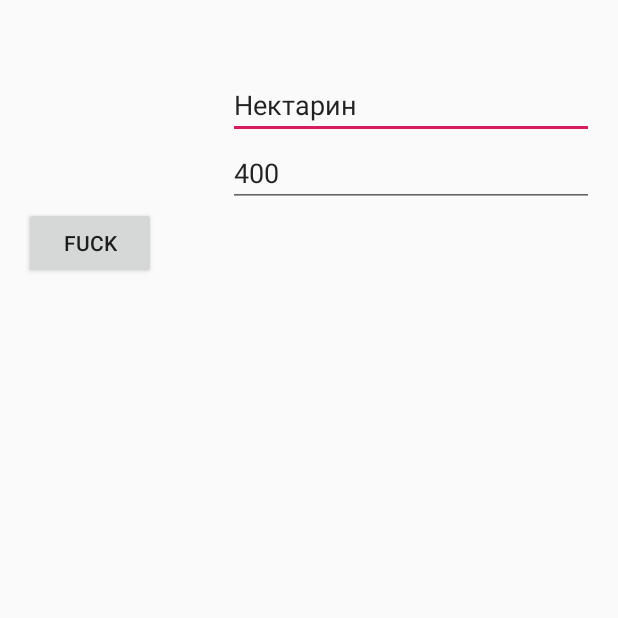
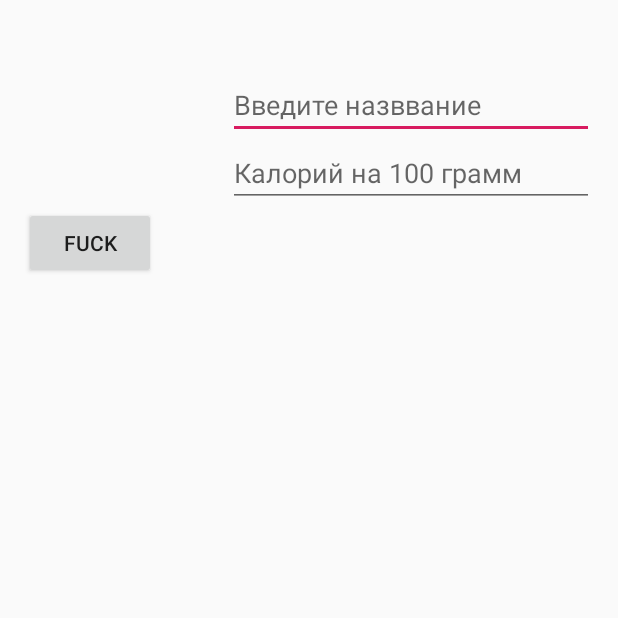
Before and after one commit to BoZliPraiseTheSun/Cheat, an Android app: the AddNewProduct screen opened directly, with no data from a screen before it, on a phone screen of 412 x 824 dp, the top half of it. Run offline under Robolectric (Android 15) with nearby library versions, the phone set to English and light mode, and no system bars; libraries missing offline, so code that uses them is left out: com.soundcloud.android.

Commit message:
Add product

```diff
--- a/app/src/main/java/com/example/cheat/ProductEat.kt
+++ b/app/src/main/java/com/example/cheat/ProductEat.kt
@@ -1,7 +1,4 @@
 package com.example.cheat
-
-import android.graphics.drawable.Drawable
-
 
 data class ProductEat(
     val imageUri: String,
--- a/app/src/main/java/com/example/cheat/UserActivity.kt
+++ b/app/src/main/java/com/example/cheat/UserActivity.kt
@@ -17,6 +17,7 @@ import android.view.View
 import android.view.ViewGroup
 import android.widget.ImageView
 import android.widget.TextView
+import androidx.core.net.toUri
 import androidx.recyclerview.widget.LinearLayoutManager
 import androidx.recyclerview.widget.RecyclerView
 import com.google.android.gms.auth.api.signin.GoogleSignIn
@@ -44,6 +45,7 @@ class UserActivity : AppCompatActivity() {
         const val SETTINGS_CAL_EAT = "calEat"
         const val SETTINGS_CAL_BURN = "calBurn"
         const val SETTINGS_LIST_EAT_PRODUCTS = "listEatProduct"
+        const val SETTINGS_LIST_PRODUCTS = "listProduct"
         const val SETTINGS_THIS_DAY = "thisDay"
         const val GOOGLE_FIT_PERMISSIONS_REQUEST_CODE = 77
         val listEat: ArrayList<ProductEat> = arrayListOf()
@@ -224,6 +226,7 @@ class UserActivity : AppCompatActivity() {
 
         class MyHolderProductsEat(itemView: View) : RecyclerView.ViewHolder(itemView) {
             fun bindItem(listProduct: ProductEat) {
+                itemView.image_product_eat.setImageURI(listProduct.imageUri.toUri())
                 itemView.name_eat_view.text = listProduct.name
                 itemView.cal_eat_view.text = listProduct.calorieEat.toString()
                 itemView.gram_eat_view.text = listProduct.gramsEat.toString()
--- a/app/src/main/res/layout/activity_add_new_product.xml
+++ b/app/src/main/res/layout/activity_add_new_product.xml
@@ -21,7 +21,9 @@
     <EditText
             android:layout_width="0dp"
             android:layout_height="wrap_content"
-            android:text="Нектарин"
+            android:inputType="textPersonName"
+            android:lines="1"
+            android:hint="Введите назввание"
             app:layout_constraintBottom_toTopOf="@id/save_calorie_content"
             app:layout_constraintStart_toStartOf="@id/save_calorie_content"
             app:layout_constraintEnd_toEndOf="@id/save_calorie_content"
@@ -30,8 +32,10 @@
     <EditText
             android:layout_width="0dp"
             android:layout_height="wrap_content"
-            android:text="400"
+            android:hint="Калорий на 100 грамм"
             android:layout_marginStart="14dp"
+            android:inputType="number"
+            android:lines="1"
             app:layout_constraintHorizontal_weight="12"
             app:layout_constraintStart_toEndOf="@+id/image_from_camera"
             app:layout_constraintEnd_toEndOf="parent"
```
Also changed, not shown: app/src/main/java/com/example/cheat/AddNewProduct.kt (+7 -2 lines), app/src/main/java/com/example/cheat/ListProductsActivity.kt (+40 -25 lines), app/src/main/java/com/example/cheat/Utils.kt (added, +18 -0 lines).
